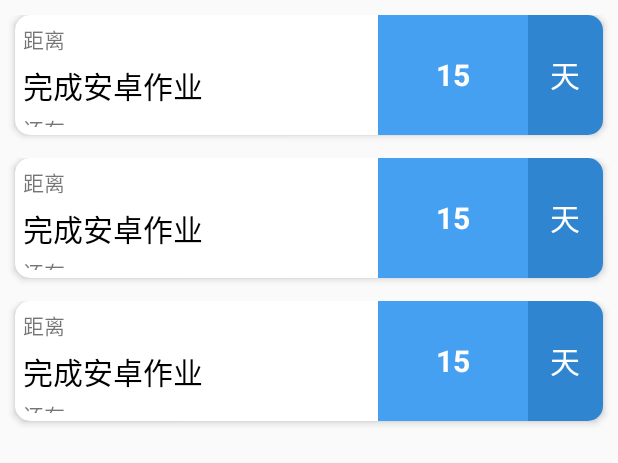
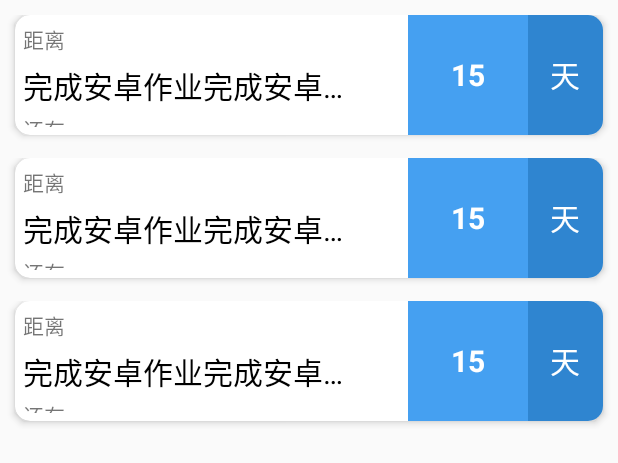
Before and after one commit to LEOch007/SimpleDo, an Android app: the layout countdown.xml on its own in the app's theme, with its tools: preview values and no code run, on a phone screen of 412 x 824 dp. Shown: the top 463 px of the screen. Run offline under Robolectric (Android 15) with nearby library versions, the light colour scheme and no system bars.

Commit message:
完成年度报告样式 Countdown测试完成，添加菜单

```diff
--- a/app/src/main/res/layout/activity_main.xml
+++ b/app/src/main/res/layout/activity_main.xml
@@ -78,8 +78,4 @@
 
         />
 
-
-
-
-
 </android.support.v4.widget.DrawerLayout>
--- a/app/src/main/res/layout/countdown.xml
+++ b/app/src/main/res/layout/countdown.xml
@@ -1,9 +1,25 @@
 <?xml version="1.0" encoding="utf-8"?>
+<android.support.v4.widget.DrawerLayout xmlns:android="http://schemas.android.com/apk/res/android"
+    xmlns:app="http://schemas.android.com/apk/res-auto"
+    android:id="@+id/drawer_layout"
+    android:layout_width="match_parent"
+    android:layout_height="match_parent"
+    >
 <android.support.constraint.ConstraintLayout xmlns:android="http://schemas.android.com/apk/res/android"
     xmlns:app="http://schemas.android.com/apk/res-auto"
     xmlns:tools="http://schemas.android.com/tools"
     android:layout_width="match_parent"
     android:layout_height="match_parent">
+
+    <TextView
+        android:layout_width="wrap_content"
+        android:layout_height="wrap_content"
+        android:layout_marginTop="30dp"
+        android:text="未来没有TODO任务哦~"
+        android:textSize="30sp"
+        app:layout_constraintLeft_toLeftOf="parent"
+        app:layout_constraintRight_toRightOf="parent"
+        app:layout_constraintTop_toTopOf="parent" />
 
     <android.support.v7.widget.RecyclerView
         android:id="@+id/countdown_listview"
@@ -18,13 +34,23 @@
     </android.support.v7.widget.RecyclerView>
 
     <ProgressBar
-        android:visibility="invisible"
-        app:layout_constraintLeft_toLeftOf="parent"
-        app:layout_constraintTop_toTopOf="parent"
-        app:layout_constraintRight_toRightOf="parent"
-        app:layout_constraintBottom_toBottomOf="parent"
         android:id="@+id/progressBar2"
         android:layout_width="80dp"
-        android:layout_height="80dp" />
+        android:layout_height="80dp"
+        android:visibility="invisible"
+        app:layout_constraintBottom_toBottomOf="parent"
+        app:layout_constraintLeft_toLeftOf="parent"
+        app:layout_constraintRight_toRightOf="parent"
+        app:layout_constraintTop_toTopOf="parent" />
 
 </android.support.constraint.ConstraintLayout>
+
+    <android.support.design.widget.NavigationView
+    android:layout_width="match_parent"
+    android:layout_height="match_parent"
+    android:id="@+id/nav_view"
+    android:layout_gravity="start"
+    app:menu="@menu/nav_menu"
+    app:headerLayout="@layout/nav_header" />
+
+</android.support.v4.widget.DrawerLayout>
--- a/app/src/main/res/layout/countdown_item.xml
+++ b/app/src/main/res/layout/countdown_item.xml
@@ -8,47 +8,44 @@
     android:orientation="horizontal">
 
     <android.support.v7.widget.CardView
-        android:foreground="?attr/selectableItemBackground"
-        android:layout_marginLeft="10dp"
-        android:layout_marginStart="10dp"
-        android:layout_marginEnd="10dp"
-        android:layout_marginRight="10dp"
         android:layout_width="match_parent"
         android:layout_height="80dp"
+        android:layout_marginEnd="10dp"
+        android:layout_marginLeft="10dp"
+        android:layout_marginRight="10dp"
+        android:layout_marginStart="10dp"
+        android:foreground="?attr/selectableItemBackground"
         app:cardCornerRadius="10dp"
-        app:cardElevation="3dp"
-        >
+        app:cardElevation="3dp">
 
         <LinearLayout
+            android:layout_width="match_parent"
+            android:layout_height="match_parent"
+            android:layout_marginBottom="5dp"
             android:layout_marginStart="5dp"
             android:layout_marginTop="5dp"
-            android:layout_marginBottom="5dp"
-            android:layout_width="match_parent"
-            android:layout_height="match_parent"
             android:orientation="vertical">
 
             <TextView
 
-                android:layout_marginBottom="5dp"
                 android:id="@+id/repoName_item"
                 android:layout_width="wrap_content"
                 android:layout_height="wrap_content"
+                android:layout_marginBottom="5dp"
                 android:text="距离" />
 
             <TextView
                 android:id="@+id/c_content"
+                android:layout_width="220dp"
+                android:layout_height="wrap_content"
+                android:layout_marginBottom="3dp"
+                android:ellipsize="end"
                 android:lines="1"
                 android:textColor="#000"
                 android:textSize="20sp"
-                android:ellipsize="end"
-                android:layout_marginBottom="3dp"
-                android:layout_width="wrap_content"
-                android:layout_height="wrap_content"
-                tools:text="完成安卓作业" />
+                tools:text="完成安卓作业完成安卓作业完成安卓作业完成安卓作业完成安卓作业完成安卓作业" />
 
             <TextView
-                android:lines="1"
-                android:ellipsize="end"
                 android:layout_width="wrap_content"
                 android:layout_height="wrap_content"
                 android:text="还有" />
@@ -56,30 +53,28 @@
 
         <TextView
             android:id="@+id/c_day"
-            android:textStyle="bold"
+            android:layout_width="80dp"
+            android:layout_height="match_parent"
+            android:layout_gravity="end"
             android:layout_marginEnd="50dp"
+            android:background="@color/light_blue"
             android:gravity="center"
+            android:text="15"
             android:textColor="@color/white"
             android:textSize="20sp"
-            android:layout_width="100dp"
-            android:background="@color/light_blue"
-            android:layout_gravity="end"
-            android:text="15"
-            android:layout_height="match_parent"
-            >
+            android:textStyle="bold">
 
         </TextView>
 
         <TextView
+            android:layout_width="50dp"
+            android:layout_height="match_parent"
+            android:layout_gravity="end"
+            android:background="@drawable/blue_corner"
             android:gravity="center"
+            android:text="天"
             android:textColor="@color/white"
-            android:textSize="20sp"
-            android:text="天"
-            android:layout_width="50dp"
-            android:background="@drawable/blue_corner"
-            android:layout_gravity="end"
-            android:layout_height="match_parent"
-            >
+            android:textSize="20sp">
 
         </TextView>
 
```
Also changed, not shown: app/src/main/java/com/gy/linjliang/simpledo/MainActivity.java (+27 -14 lines), app/src/main/java/com/gy/linjliang/simpledo/Summary.java (+62 -4 lines), app/src/main/java/com/gy/linjliang/simpledo/countdown.java (+55 -6 lines), app/src/main/java/com/gy/linjliang/simpledo/startupView.java (+12 -1 lines), app/src/main/res/layout/summary.xml (+33 -39 lines).
